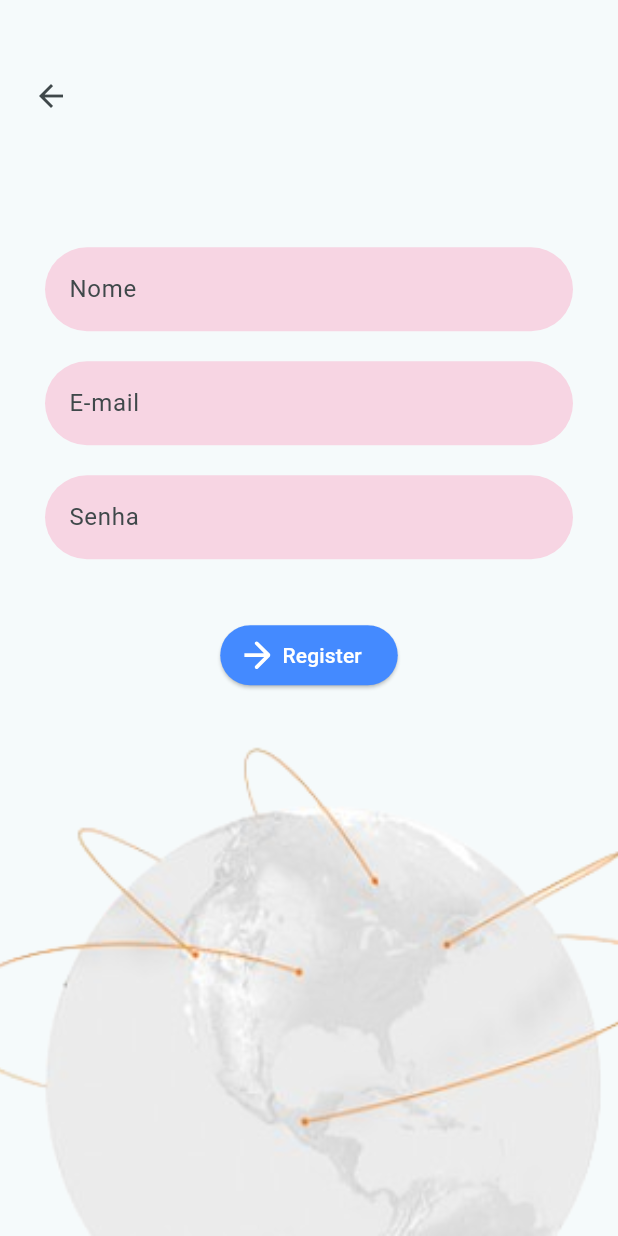
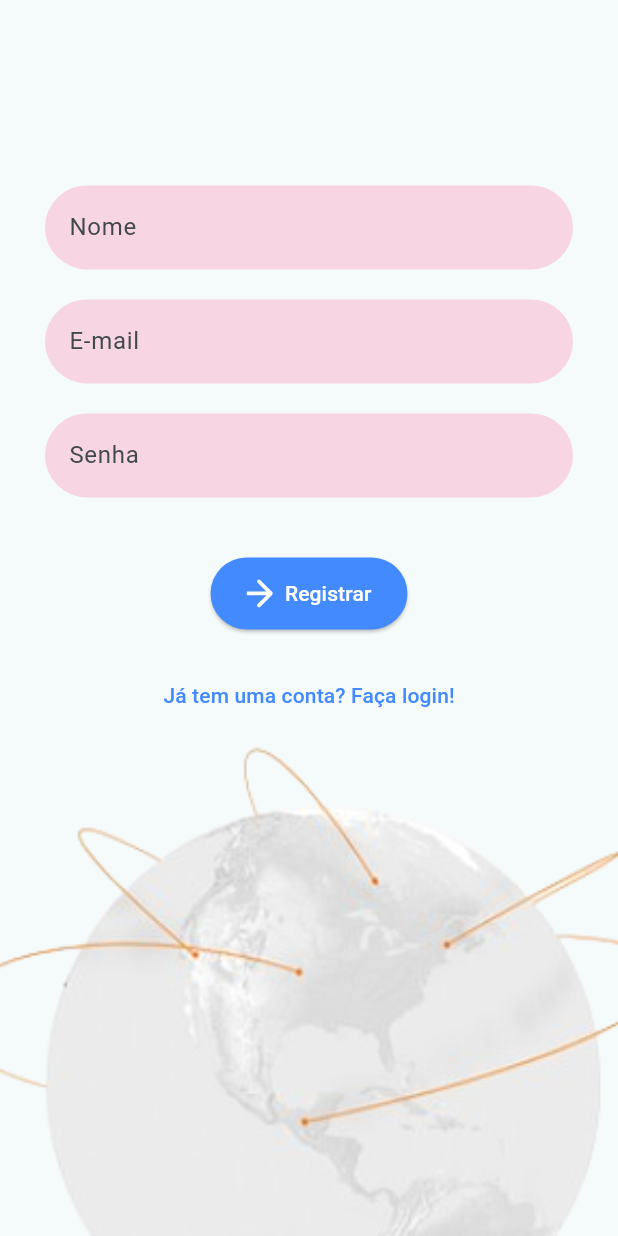
Before and after one commit to lucax011/urbandrive_dart, a Flutter app: the RegisterScreen screen opened by its route, on a phone screen of 412 x 824 dp. Run offline on Flutter 3.47's test engine with Material 3 defaults, Android fonts, the light colour scheme and no system bars; our stand-ins replace flutter_svg; network calls fail.

Commit message:
alterações no layout e aplicação da lógica de login e registro

```diff
--- a/lib/data/models/user.dart
+++ b/lib/data/models/user.dart
@@ -1,14 +1,13 @@
 class User {
-  final int id;
+
   final String name;
   final String email;
   final String password;
 
-  User({required this.id, required this.name, required this.email, required this.password});
+  User({ required this.name, required this.email, required this.password});
 
   factory User.fromJson(Map<String, dynamic> json) {
     return User(
-      id: json['id'],
       name: json['name'],
       email: json['email'],
       password: json['password'],
@@ -17,7 +16,6 @@ class User {
 
   Map<String, dynamic> toJson() {
     return {
-      'id': id,
       'name': name,
       'email': email,
       'password': password,
--- a/lib/presentation/screens/register_screen.dart
+++ b/lib/presentation/screens/register_screen.dart
@@ -1,38 +1,82 @@
 import 'package:flutter/material.dart';
-import 'package:flutter_svg/svg.dart';
+import 'package:flutter_svg/flutter_svg.dart';
 
-class RegisterScreen extends StatelessWidget {
+import '../../config/api_service.dart';
+import '../../data/models/user.dart';
+// Import do modelo de usuário
+
+class RegisterScreen extends StatefulWidget {
+  @override
+  _RegisterScreenState createState() => _RegisterScreenState();
+}
+
+class _RegisterScreenState extends State<RegisterScreen> {
+  final TextEditingController _nameController = TextEditingController();
+  final TextEditingController _emailController = TextEditingController();
+  final TextEditingController _passwordController = TextEditingController();
+
+  final ApiService apiService = ApiService(); // Instância do serviço de API
+  bool _isLoading = false; // Controla o estado de carregamento
+
+  Future<void> _register() async {
+    setState(() {
+      _isLoading = true;
+    });
+
+    // Cria o objeto de usuário
+    User newUser = User(
+      name: _nameController.text,
+      email: _emailController.text,
+      password: _passwordController.text,
+    );
+
+    // Chama a função de registro
+    User? registeredUser = await apiService.registerUser(newUser);
+
+    setState(() {
+      _isLoading = false;
+    });
+
+    if (registeredUser != null) {
+      // Se o registro for bem-sucedido, mostre uma mensagem de sucesso
+      ScaffoldMessenger.of(context).showSnackBar(
+        SnackBar(content: Text('Usuário registrado com sucesso!')),
+      );
+      // Navegar para a tela de login ou página inicial
+      Navigator.of(context).pushNamed('/login'); // Ajuste a rota conforme necessário
+    } else {
+      // Se houver um erro, mostre uma mensagem de erro
+      ScaffoldMessenger.of(context).showSnackBar(
+        SnackBar(content: Text('Erro ao registrar o usuário.')),
+      );
+    }
+  }
+
   @override
   Widget build(BuildContext context) {
     return Scaffold(
       body: Stack(
         children: [
-          Positioned(
-            top: 40,
-            left: 10,
-            child: IconButton(
-              icon: Icon(Icons.arrow_back),
-              onPressed: () {
-                Navigator.of(context).pop();
-              },
-            ),
-          ),
+          // Imagem de fundo alinhada na parte inferior
           Align(
             alignment: Alignment.bottomCenter,
             child: Image.asset(
-              'lib/assets/img/background_image.png', // Caminho da imagem que você usará
-              height: MediaQuery.of(context).size.height * 0.4, // Define um tamanho relativo
+              'lib/assets/img/background_image.png',
+              height: MediaQuery.of(context).size.height * 0.4,
               fit: BoxFit.cover,
             ),
           ),
+          // Conteúdo principal com campos de entrada e botão de registro
           Padding(
             padding: const EdgeInsets.symmetric(horizontal: 30.0),
-            child: SingleChildScrollView( // Resolving scrolling issues
+            child: SingleChildScrollView(
               child: Column(
                 mainAxisAlignment: MainAxisAlignment.center,
                 children: [
-                  SizedBox(height: MediaQuery.of(context).size.height * 0.2), // Ajusta para dar espaço
+                  SizedBox(height: MediaQuery.of(context).size.height * 0.15),
+                  // Campo de Nome
                   TextField(
+                    controller: _nameController,
                     decoration: InputDecoration(
                       hintText: 'Nome',
                       filled: true,
@@ -44,7 +88,9 @@ class RegisterScreen extends StatelessWidget {
                     ),
                   ),
                   SizedBox(height: 20),
+                  // Campo de E-mail
                   TextField(
+                    controller: _emailController,
                     decoration: InputDecoration(
                       hintText: 'E-mail',
                       filled: true,
@@ -56,7 +102,9 @@ class RegisterScreen extends StatelessWidget {
                     ),
                   ),
                   SizedBox(height: 20),
+                  // Campo de Senha
                   TextField(
+                    controller: _passwordController,
                     obscureText: true,
                     decoration: InputDecoration(
                       hintText: 'Senha',
@@ -69,21 +117,36 @@ class RegisterScreen extends StatelessWidget {
                     ),
                   ),
                   SizedBox(height: 40),
+                  // Botão de Registro
                   ElevatedButton.icon(
-                    onPressed: () {
-                      Navigator.pushNamed(context, '/login');
-                    },
-                    icon: SvgPicture.asset(
+                    onPressed: _isLoading ? null : _register, // Desativa o botão se estiver carregando
+                    icon: _isLoading
+                        ? CircularProgressIndicator(
+                      color: Colors.white,
+                    )
+                        : SvgPicture.asset(
                       'lib/assets/icons/arrow.svg',
-                      height: 20, // Ajuste o tamanho do ícone conforme necessário
+                      height: 20,
                     ),
-                    label: Text("Register"),
+                    label: _isLoading ? Text("") : Text("Registrar"),
                     style: ElevatedButton.styleFrom(
                       foregroundColor: Colors.white,
                       backgroundColor: Colors.blueAccent,
                       shape: RoundedRectangleBorder(
                         borderRadius: BorderRadius.circular(30),
                       ),
+                      padding: EdgeInsets.symmetric(vertical: 14, horizontal: 24),
+                    ),
+                  ),
+                  SizedBox(height: 20),
+                  // Botão login
+                  TextButton(
+                    onPressed: () {
+                      Navigator.pushNamed(context, '/login');
+                    },
+                    child: Text(
+                      'Já tem uma conta? Faça login!',
+                      style: TextStyle(color: Colors.blueAccent),
                     ),
                   ),
                 ],
--- a/pubspec.yaml
+++ b/pubspec.yaml
@@ -30,7 +30,6 @@ environment:
 dependencies:
   flutter:
     sdk: flutter
-
   flutter_svg: ^2.0.10+1
   # The following adds the Cupertino Icons font to your application.
   # Use with the CupertinoIcons class for iOS style icons.
```
Also changed, not shown: lib/presentation/screens/login_screen.dart (+61 -8 lines).
